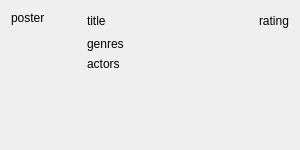
Old version of the form src/filmsview/detailedlist/filmdetailedinfo.ui in the repository eugene-melnik/alexandra.
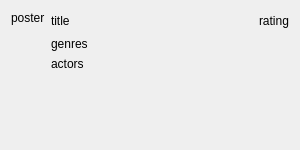
New version of the form.

What changed in the file:
```diff
--- a/src/filmsview/detailedlist/filmdetailedinfo.ui
+++ b/src/filmsview/detailedlist/filmdetailedinfo.ui
@@ -10,23 +10,17 @@
     <height>150</height>
    </rect>
   </property>
+  <property name="minimumSize">
+   <size>
+    <width>0</width>
+    <height>150</height>
+   </size>
+  </property>
   <layout class="QHBoxLayout" name="layoutMail">
    <item>
     <layout class="QVBoxLayout" name="verticalLayout">
      <item>
       <widget class="QLabel" name="lPoster">
-       <property name="minimumSize">
-        <size>
-         <width>70</width>
-         <height>0</height>
-        </size>
-       </property>
-       <property name="maximumSize">
-        <size>
-         <width>70</width>
-         <height>16777215</height>
-        </size>
-       </property>
        <property name="text">
         <string notr="true">poster</string>
        </property>
```
